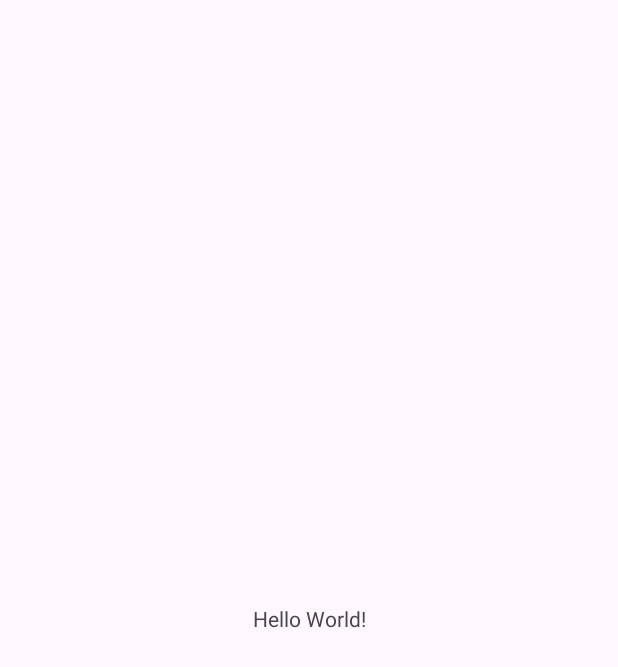
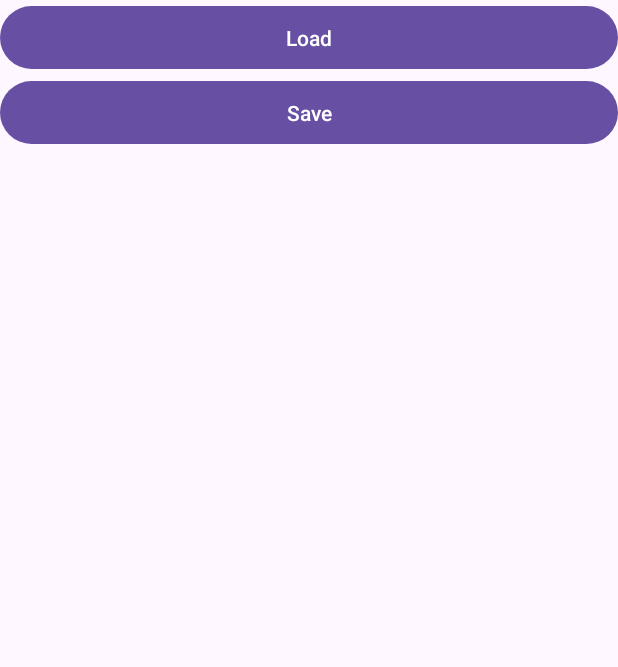
Before and after one commit to yuntaewoong/MobileWebServiceProject, an Android app: the screen it shows after launch (MainActivity), on a phone screen of 412 x 824 dp. Before the commit the part shown is almost empty. Shown: the top 667 px of the screen. Run offline under Robolectric (Android 15) with nearby library versions, the phone set to English and light mode, and no system bars.

Commit message:
Add Lab04

```diff
--- a/AndroidStudioProject/app/src/main/AndroidManifest.xml
+++ b/AndroidStudioProject/app/src/main/AndroidManifest.xml
@@ -1,6 +1,11 @@
 <?xml version="1.0" encoding="utf-8"?>
 <manifest xmlns:android="http://schemas.android.com/apk/res/android"
     xmlns:tools="http://schemas.android.com/tools">
+
+
+    <uses-permission android:name="android.permission.INTERNET" />
+
+    <uses-permission android:name="android.permission.WRITE_EXTERNAL_STORAGE" />
 
     <application
         android:allowBackup="true"
@@ -11,6 +16,7 @@
         android:roundIcon="@mipmap/ic_launcher_round"
         android:supportsRtl="true"
         android:theme="@style/Theme.MobileWebServiceProject"
+        android:usesCleartextTraffic="true"
         tools:targetApi="31">
         <activity
             android:name=".MainActivity"
--- a/AndroidStudioProject/app/src/main/res/layout/activity_main.xml
+++ b/AndroidStudioProject/app/src/main/res/layout/activity_main.xml
@@ -1,18 +1,27 @@
 <?xml version="1.0" encoding="utf-8"?>
-<androidx.constraintlayout.widget.ConstraintLayout xmlns:android="http://schemas.android.com/apk/res/android"
-    xmlns:app="http://schemas.android.com/apk/res-auto"
+<LinearLayout xmlns:android="http://schemas.android.com/apk/res/android"
     xmlns:tools="http://schemas.android.com/tools"
     android:layout_width="match_parent"
     android:layout_height="match_parent"
+    android:orientation="vertical"
     tools:context=".MainActivity">
-
-    <TextView
-        android:layout_width="wrap_content"
-        android:layout_height="wrap_content"
-        android:text="Hello World!"
-        app:layout_constraintBottom_toBottomOf="parent"
-        app:layout_constraintEnd_toEndOf="parent"
-        app:layout_constraintStart_toStartOf="parent"
-        app:layout_constraintTop_toTopOf="parent" />
-
-</androidx.constraintlayout.widget.ConstraintLayout>
+    <Button
+        android:layout_width="match_parent"
+        android:layout_height="50dp"
+        android:id="@+id/btn_load"
+        android:text="Load"
+        android:onClick="onClickForLoad"
+        />
+    <Button
+        android:layout_width="match_parent"
+        android:layout_height="50dp"
+        android:id="@+id/btn_save"
+        android:text="Save"
+        android:onClick="onClickForSave"
+        />
+    <ImageView
+        android:layout_width="200dp"
+        android:layout_height="300dp"
+        android:id="@+id/imgView"
+        />
+</LinearLayout>
```
Also changed, not shown: AndroidStudioProject/app/src/main/java/com/example/mobilewebserviceproject/MainActivity.java (+88 -1 lines).
